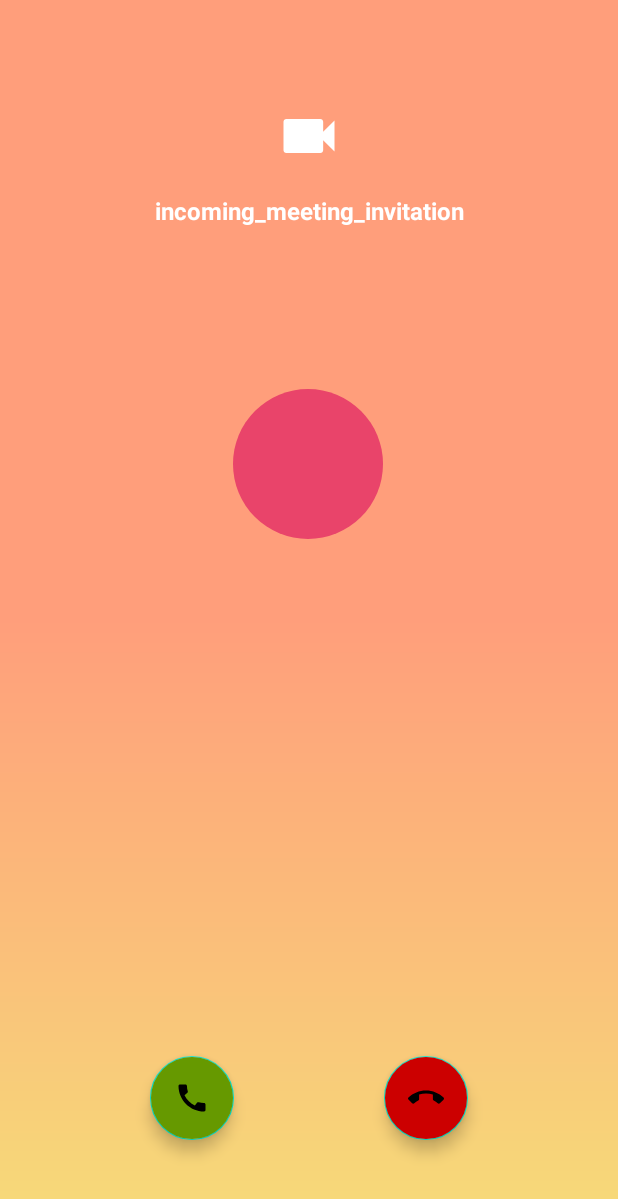
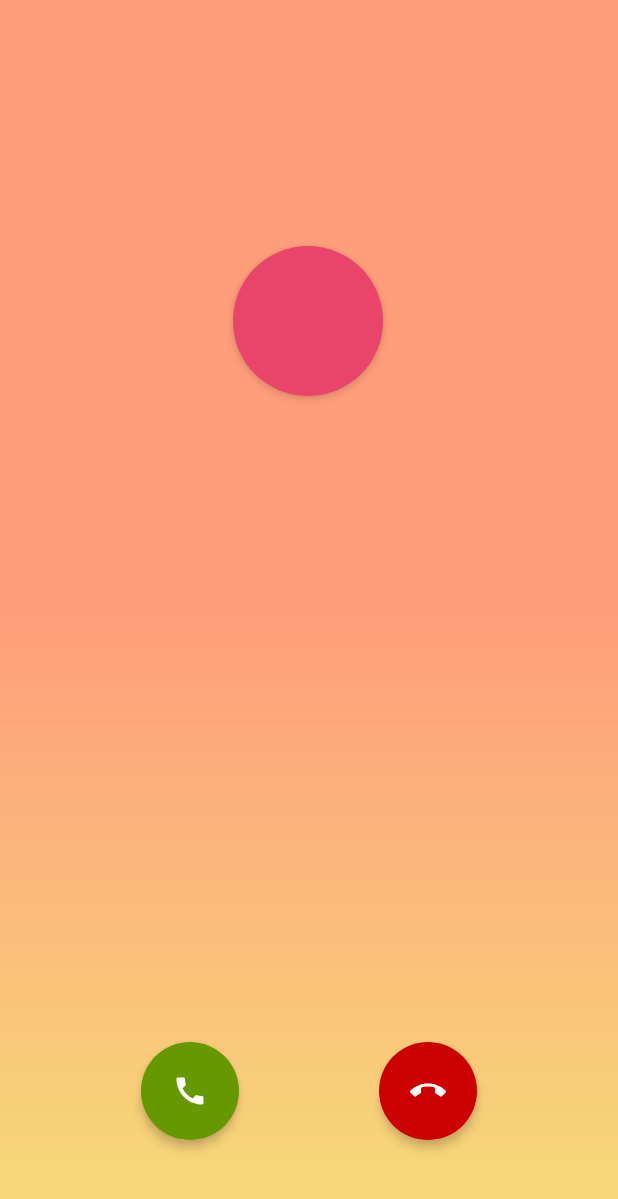
Before and after one commit to Ibrahim-Mushtaha/Video_Calling_jitsi, an Android app: the IncomingCallFragment screen opened through its navigation route, on a phone screen of 412 x 824 dp. Shown: the top 1199 px of the screen. Run offline under Robolectric (Android 15) with nearby library versions, the phone set to English and light mode, and no system bars; our stand-ins replace data binding, navigation-ui; libraries missing offline, so code that uses them is left out: org.jitsi.meet; 4 statements that could not run were skipped.

Commit message:
update ui

```diff
--- /dev/null
+++ b/app/src/main/res/color/box_color.xml
@@ -0,0 +1,5 @@
+<?xml version="1.0" encoding="utf-8"?>
+<selector xmlns:android="http://schemas.android.com/apk/res/android">
+    <item android:color="#494949" android:state_focused="false"/>
+    <item android:color="@color/purple_700" android:state_focused="true" />
+</selector>
--- a/app/src/main/res/color/box_input_text_color.xml
+++ /dev/null
@@ -1,5 +0,0 @@
-<?xml version="1.0" encoding="utf-8"?>
-<selector xmlns:android="http://schemas.android.com/apk/res/android">
-    <item android:color="@color/teal_700" android:state_focused="false"/>
-    <item android:color="@color/colorOrange_100" android:state_focused="true" />
-</selector>
--- a/app/src/main/res/drawable/bg_edit_message.xml
+++ /dev/null
@@ -1,5 +0,0 @@
-<?xml version="1.0" encoding="utf-8"?>
-<shape xmlns:android="http://schemas.android.com/apk/res/android">
-<solid android:color="#858585" />
-<corners android:radius="20dp" />
-</shape>
--- a/app/src/main/res/drawable/ic_person.xml
+++ /dev/null
@@ -1,5 +0,0 @@
-<vector android:height="24dp" android:tint="#06323D"
-    android:viewportHeight="24" android:viewportWidth="24"
-    android:width="24dp" xmlns:android="http://schemas.android.com/apk/res/android">
-    <path android:fillColor="@android:color/white" android:pathData="M12,12c2.21,0 4,-1.79 4,-4s-1.79,-4 -4,-4 -4,1.79 -4,4 1.79,4 4,4zM12,14c-2.67,0 -8,1.34 -8,4v2h16v-2c0,-2.66 -5.33,-4 -8,-4z"/>
-</vector>
--- /dev/null
+++ b/app/src/main/res/drawable/shape_curser.xml
@@ -0,0 +1,5 @@
+<?xml version="1.0" encoding="utf-8"?>
+<shape  xmlns:android="http://schemas.android.com/apk/res/android">
+    <size android:width="2sp"/>
+    <solid android:color="@color/purple_700"/>
+</shape>
--- a/app/src/main/res/layout/fragment_incoming_call.xml
+++ b/app/src/main/res/layout/fragment_incoming_call.xml
@@ -15,40 +15,26 @@
         android:layout_height="match_parent">
 
         <View
+            android:id="@+id/view"
             android:layout_width="match_parent"
             android:layout_height="match_parent"
             android:background="@drawable/bg_fragment_call" />
 
-        <ImageView
-            android:id="@+id/imageTypeCall"
-            android:layout_width="45dp"
-            android:layout_height="45dp"
-            android:layout_marginTop="68dp"
-            android:src="@drawable/ic_videocam"
-            app:layout_constraintEnd_toEndOf="parent"
-            app:layout_constraintStart_toStartOf="parent"
-            app:layout_constraintTop_toTopOf="parent"
-            app:tint="@color/white" />
-
-        <TextView
-            android:id="@+id/textView5"
-            android:layout_width="wrap_content"
-            android:layout_height="wrap_content"
-            android:layout_marginTop="16dp"
-            android:text="incoming_meeting_invitation"
-            android:textColor="@color/white"
-            android:textSize="16sp"
-            android:textStyle="bold"
-            app:layout_constraintEnd_toEndOf="parent"
-            app:layout_constraintStart_toStartOf="parent"
-            app:layout_constraintTop_toBottomOf="@+id/imageTypeCall" />
-
-        <TextView
+        <RelativeLayout
             android:id="@+id/txtNameLetter"
             android:layout_width="100sp"
             android:layout_height="100sp"
-            android:layout_marginTop="108dp"
+            android:layout_marginTop="164dp"
+            android:elevation="4dp"
             android:background="@drawable/bg_textview_rounded_background"
+            app:layout_constraintEnd_toEndOf="parent"
+            app:layout_constraintHorizontal_bias="0.498"
+            app:layout_constraintStart_toStartOf="parent"
+            app:layout_constraintTop_toTopOf="@+id/view">
+        <TextView
+            android:id="@+id/txtName"
+            android:layout_width="100sp"
+            android:layout_height="100sp"
             android:gravity="center"
             android:maxLength="1"
             android:maxLines="1"
@@ -56,11 +42,8 @@
             android:textColor="@color/white"
             android:textSize="26dp"
             android:textStyle="bold"
-            app:layout_constraintEnd_toEndOf="parent"
-            app:layout_constraintHorizontal_bias="0.498"
-            app:layout_constraintStart_toStartOf="parent"
-            app:layout_constraintTop_toBottomOf="@+id/textView5"
-            tools:text="N" />
+            tools:text="Image" />
+        </RelativeLayout>
 
         <TextView
             android:id="@+id/textView4"
@@ -76,42 +59,52 @@
             app:layout_constraintTop_toBottomOf="@+id/txtNameLetter"
             tools:text="Ibrahim Mushtaha" />
 
-        <com.google.android.material.floatingactionbutton.FloatingActionButton
+
+        <ImageButton
             android:id="@+id/btnStartCall"
-            android:layout_width="wrap_content"
-            android:layout_height="wrap_content"
+            android:layout_width="65dp"
+            android:layout_height="65dp"
+            android:background="@drawable/bg_textview_rounded_background"
+            android:backgroundTint="@android:color/holo_green_dark"
+            style="@style/focusInClick"
+            android:elevation="4dp"
+            android:tint="@color/white"
+            android:src="@drawable/ic_call"
             android:layout_marginBottom="64dp"
-            android:backgroundTint="@android:color/holo_green_dark"
-            android:clickable="true"
-            android:focusable="true"
             app:layout_constraintBottom_toBottomOf="parent"
             app:layout_constraintEnd_toStartOf="@+id/btnFinshCall"
             app:layout_constraintHorizontal_bias="0.5"
             app:layout_constraintStart_toStartOf="parent"
-            app:srcCompat="@drawable/ic_call" />
+            />
+
         <TextView
             android:id="@+id/textView6"
             android:layout_width="wrap_content"
             android:layout_height="wrap_content"
             android:layout_marginTop="8dp"
             android:text="@{data.email}"
-            android:textColor="@android:color/darker_gray"
+            android:textColor="@color/white"
             android:textSize="12sp"
             app:layout_constraintEnd_toEndOf="parent"
             app:layout_constraintStart_toStartOf="parent"
             app:layout_constraintTop_toBottomOf="@+id/textView4" />
-        <com.google.android.material.floatingactionbutton.FloatingActionButton
+
+        <ImageButton
             android:id="@+id/btnFinshCall"
-            android:layout_width="wrap_content"
-            android:layout_height="wrap_content"
+            android:layout_width="65dp"
+            android:layout_height="65dp"
+            android:background="@drawable/bg_textview_rounded_background"
+            android:backgroundTint="@android:color/holo_red_dark"
+            android:elevation="4dp"
+            style="@style/focusInClick"
+            android:tint="@color/white"
+            android:src="@drawable/ic_end_call"
             android:layout_marginBottom="64dp"
-            android:backgroundTint="@android:color/holo_red_dark"
-            android:clickable="true"
-            android:focusable="true"
             app:layout_constraintBottom_toBottomOf="parent"
             app:layout_constraintEnd_toEndOf="parent"
             app:layout_constraintHorizontal_bias="0.5"
             app:layout_constraintStart_toEndOf="@+id/btnStartCall"
-            app:srcCompat="@drawable/ic_call_end" />
+            />
+
     </androidx.constraintlayout.widget.ConstraintLayout>
 </layout>
--- a/app/src/main/res/values-night/themes.xml
+++ b/app/src/main/res/values-night/themes.xml
@@ -13,4 +13,6 @@
         <item name="android:statusBarColor" tools:targetApi="l">?attr/colorPrimaryVariant</item>
         <!-- Customize your theme here. -->
     </style>
+
+
 </resources>
--- a/app/src/main/res/values/themes.xml
+++ b/app/src/main/res/values/themes.xml
@@ -20,4 +20,9 @@
     </style>
 
 
+    <style name="focusInClick">
+        <item name="android:foreground">?attr/selectableItemBackground</item>
+        <item name="android:clickable">true</item>
+        <item name="android:focusable">true</item>
+    </style>
 </resources>
```
Also changed, not shown: app/src/main/java/com/ix/ibrahim7/videocall/ui/fragment/call/OutgoingCallFragment.kt (+11 -8 lines), app/src/main/res/layout/fragment_outcoming_call.xml (+14 -33 lines), app/src/main/res/layout/fragment_sign_in.xml (+8 -4 lines), app/src/main/res/layout/fragment_sign_up.xml (+12 -6 lines), app/src/main/res/drawable/ic_end_call.xml (renamed from app/src/main/res/drawable/ic_call_end.xml).
